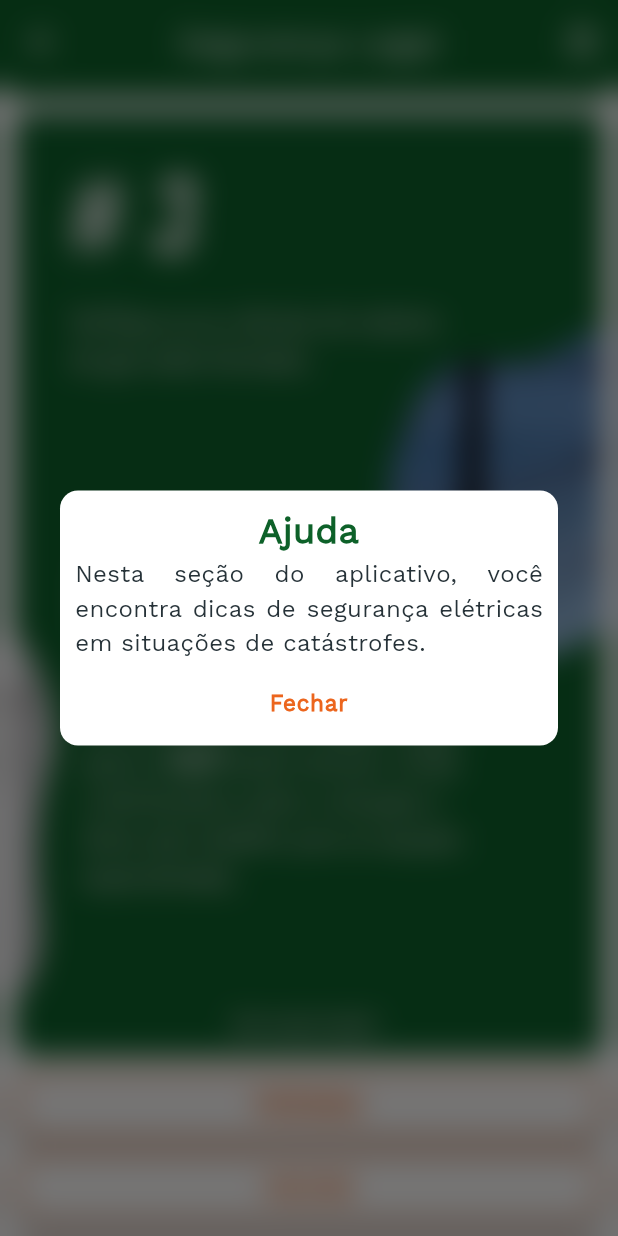
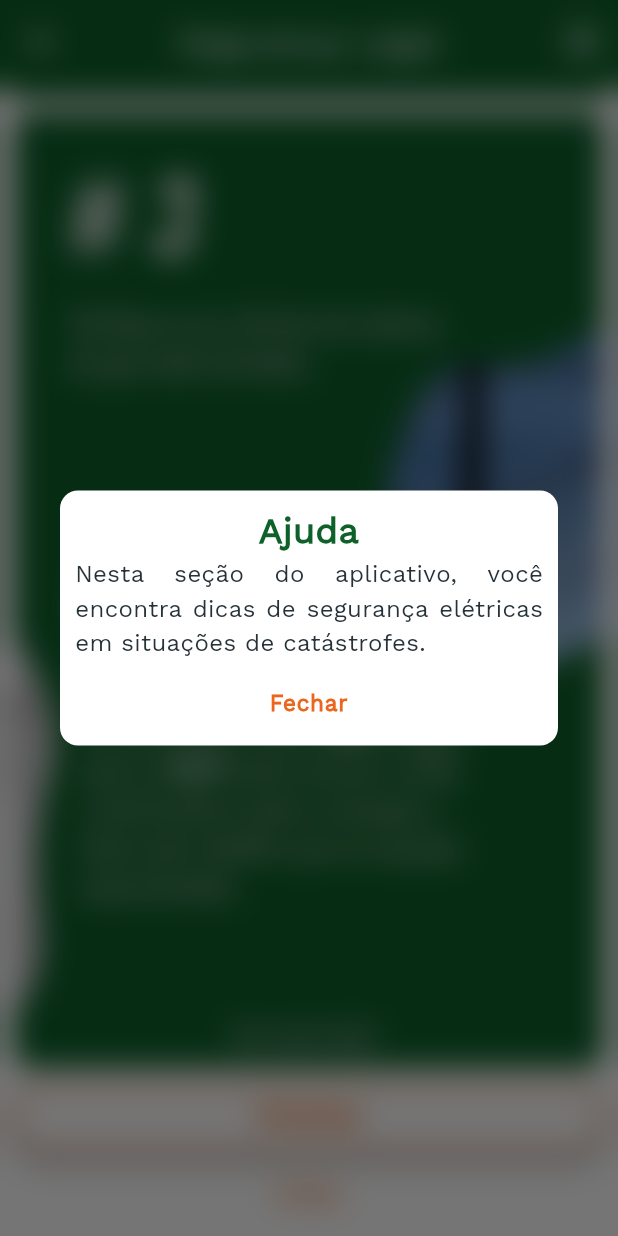
Before and after one commit to diegorkalschne/energia_amiga_unijui, a Flutter app: the SegurancaLegalView screen opened by its route, after a tap on "PRÓXIMA", after a tap on the "help outline" icon, on a phone screen of 412 x 824 dp. Run offline on Flutter 3.47's test engine with Material 3 defaults, Android fonts, the phone set to English and light mode, and no system bars; drawn by our look-alikes of auto_size_text; our stand-ins replace flutter_mobx, flutter_svg, get_it, loading_animation_widget, mobx, shared_preferences and 1 more; missing offline and left inert: syncfusion_flutter_pdfviewer; accounts and stored records are empty; generated files the repository leaves out were written again; network calls fail.

```diff
--- a/lib/views/seguranca-legal/seguranca_legal_view.dart
+++ b/lib/views/seguranca-legal/seguranca_legal_view.dart
@@ -77,11 +77,14 @@ class _SegurancaLegalViewState extends State<SegurancaLegalView> {
             child: Column(
               children: [
                 Expanded(
-                  child: ClipRRect(
-                    borderRadius: BorderRadius.circular(12),
-                    child: Image.asset(
-                      'assets/images/seguranca-legal/${index + 1}.jpeg',
-                      fit: BoxFit.fill,
+                  child: Semantics(
+                    label: 'Imagem ${index + 1} do segurança legal',
+                    child: ClipRRect(
+                      borderRadius: BorderRadius.circular(12),
+                      child: Image.asset(
+                        'assets/images/seguranca-legal/${index + 1}.jpeg',
+                        fit: BoxFit.fill,
+                      ),
                     ),
                   ),
                 ),
@@ -108,7 +111,7 @@ class _SegurancaLegalViewState extends State<SegurancaLegalView> {
                       visible: stateView.currentIndex > 0 && stateView.currentIndex < 5,
                       child: Padding(
                         padding: const EdgeInsets.only(top: 10),
-                        child: CsElevatedButton.secondary(
+                        child: CsTextButton(
                           label: 'Voltar',
                           onPressed: () {
                             int page = stateView.currentIndex - 1;
--- a/lib/widgets/cards/card_home.dart
+++ b/lib/widgets/cards/card_home.dart
@@ -20,7 +20,9 @@ class CardHome extends StatelessWidget {
   Widget build(BuildContext context) {
     final theme = Theme.of(context);
 
-    return InkWell(
+    return Semantics(
+      label: 'Módulo $label',
+      child: InkWell(
         onTap: onTap,
         child: Container(
           height: 150,
@@ -33,7 +35,6 @@ class CardHome extends StatelessWidget {
             ),
           ),
           child: Stack(
-          //mainAxisAlignment: MainAxisAlignment.center,
             clipBehavior: Clip.none,
             children: [
               Positioned(
@@ -91,6 +92,7 @@ class CardHome extends StatelessWidget {
             ],
           ),
         ),
+      ),
     );
   }
 }
--- a/lib/widgets/cs_content_text.dart
+++ b/lib/widgets/cs_content_text.dart
@@ -14,12 +14,15 @@ class CsContentText extends StatelessWidget {
   Widget build(BuildContext context) {
     final theme = Theme.of(context);
 
-    return Text(
-      text,
-      textAlign: textAlign,
-      style: TextStyle(
-        fontSize: 16,
-        color: theme.colorScheme.onSurface,
+    return Semantics(
+      label: 'Texto: $text',
+      child: Text(
+        text,
+        textAlign: textAlign,
+        style: TextStyle(
+          fontSize: 16,
+          color: theme.colorScheme.onSurface,
+        ),
       ),
     );
   }
--- a/lib/widgets/cs_elevated_button.dart
+++ b/lib/widgets/cs_elevated_button.dart
@@ -41,7 +41,9 @@ class CsElevatedButton extends StatelessWidget {
   Widget build(BuildContext context) {
     final theme = Theme.of(context);
 
-    return SizedBox(
+    return Semantics(
+      label: 'Botão $label',
+      child: SizedBox(
         height: height,
         width: width,
         child: ElevatedButton.icon(
@@ -115,6 +117,7 @@ class CsElevatedButton extends StatelessWidget {
             ),
           ),
         ),
+      ),
     );
   }
 }
--- a/lib/widgets/cs_header_text.dart
+++ b/lib/widgets/cs_header_text.dart
@@ -17,7 +17,9 @@ class CsHeaderText extends StatelessWidget {
   Widget build(BuildContext context) {
     final theme = Theme.of(context);
 
-    return AutoSizeText(
+    return Semantics(
+      label: 'Título: $title',
+      child: AutoSizeText(
         title,
         textAlign: TextAlign.center,
         maxLines: maxLines,
@@ -26,6 +28,7 @@ class CsHeaderText extends StatelessWidget {
           color: theme.colorScheme.onPrimary,
           fontWeight: FontWeight.bold,
         ),
+      ),
     );
   }
 }
--- a/lib/widgets/cs_radio_list_tile.dart
+++ b/lib/widgets/cs_radio_list_tile.dart
@@ -27,7 +27,9 @@ class CsRadioListTile<T> extends StatelessWidget {
   Widget build(BuildContext context) {
     final theme = Theme.of(context);
 
-    return SizedBox(
+    return Semantics(
+      label: 'Selecionar opção: $title',
+      child: SizedBox(
         height: height,
         child: InkWell(
           onTap: () {
@@ -86,6 +88,7 @@ class CsRadioListTile<T> extends StatelessWidget {
             ],
           ),
         ),
+      ),
     );
   }
 }
--- a/lib/widgets/cs_text_button.dart
+++ b/lib/widgets/cs_text_button.dart
@@ -35,7 +35,9 @@ class CsTextButton extends StatelessWidget {
     final theme = Theme.of(context);
 
     if (secondary) {
-      return Align(
+      return Semantics(
+        label: 'Botão $label',
+        child: Align(
           alignment: alignment ?? Alignment.center,
           child: InkWell(
             onTap: onPressed,
@@ -66,10 +68,13 @@ class CsTextButton extends StatelessWidget {
               ),
             ),
           ),
+        ),
       );
     }
 
-    return Align(
+    return Semantics(
+      label: 'Botão $label',
+      child: Align(
         alignment: alignment ?? Alignment.center,
         child: InkWell(
           onTap: onPressed,
@@ -93,6 +98,7 @@ class CsTextButton extends StatelessWidget {
             ),
           ),
         ),
+      ),
     );
   }
 }
--- a/lib/widgets/cs_youtube_player.dart
+++ b/lib/widgets/cs_youtube_player.dart
@@ -49,7 +49,9 @@ class _CsYoutubePlayerState extends State<CsYoutubePlayer> {
   Widget build(BuildContext context) {
     final theme = Theme.of(context);
 
-    return YoutubePlayer(
+    return Semantics(
+      label: 'Vídeo do Youtube. Toque duas vezes para reproduzir',
+      child: YoutubePlayer(
         controller: controller,
         showVideoProgressIndicator: true,
         progressIndicatorColor: theme.primaryColor,
@@ -59,6 +61,7 @@ class _CsYoutubePlayerState extends State<CsYoutubePlayer> {
           backgroundColor: theme.scaffoldBackgroundColor,
           bufferedColor: theme.scaffoldBackgroundColor,
         ),
+      ),
     );
   }
 }
--- a/lib/widgets/menu/cs_button_item_menu.dart
+++ b/lib/widgets/menu/cs_button_item_menu.dart
@@ -18,7 +18,9 @@ class CsButtonItemMenu extends StatelessWidget {
   Widget build(BuildContext context) {
     final theme = Theme.of(context);
 
-    return InkWell(
+    return Semantics(
+      label: 'Botão de menu: $title',
+      child: InkWell(
         onTap: onTap,
         splashColor: theme.colorScheme.onPrimary,
         focusColor: theme.colorScheme.onPrimary,
@@ -63,6 +65,7 @@ class CsButtonItemMenu extends StatelessWidget {
             ],
           ),
         ),
+      ),
     );
   }
 }
```
Also changed, not shown: lib/views/livros-detalhes/livros_detalhes_view.dart (+9 -6 lines), lib/widgets/cards/card_dicas.dart (+7 -1 lines). Lines whose indentation alone changed are shown as unchanged.
